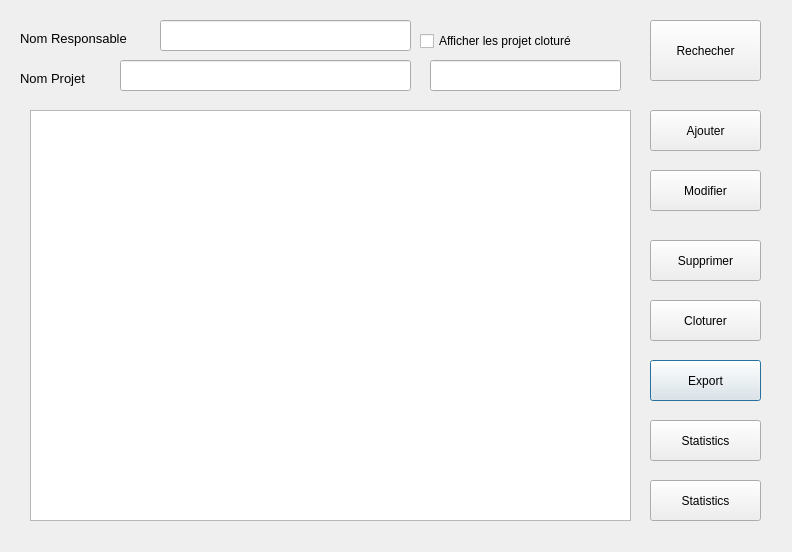
Old version of the form ListeProjetDialog.ui in the repository ProjetCPP-S2-2A15/projetcpp2a15-vaccicare.
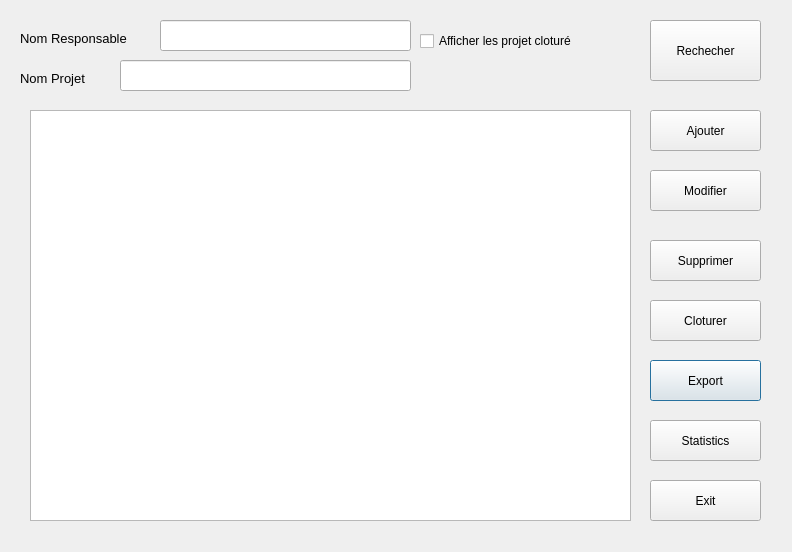
New version of the form.

```diff
--- a/ListeProjetDialog.ui
+++ b/ListeProjetDialog.ui
@@ -39,16 +39,6 @@
     <string>Cloturer</string>
    </property>
   </widget>
-  <widget class="QLineEdit" name="cardInput">
-   <property name="geometry">
-    <rect>
-     <x>430</x>
-     <y>60</y>
-     <width>191</width>
-     <height>31</height>
-    </rect>
-   </property>
-  </widget>
   <widget class="QCheckBox" name="CheckBoxAfficherProjetCloturer">
    <property name="geometry">
     <rect>
@@ -203,7 +193,7 @@
     </rect>
    </property>
    <property name="text">
-    <string>Statistics</string>
+    <string>Exit</string>
    </property>
   </widget>
  </widget>
```
